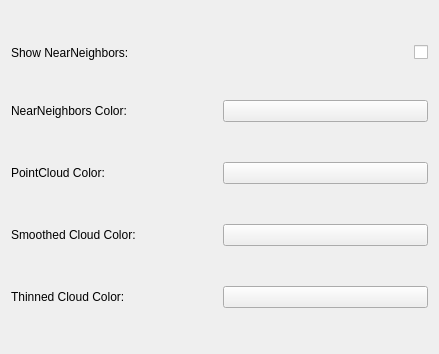
Before: the Qt Designer form SettingsWindow.ui in helguson/de.ovgu.itds2016.g3, drawn with Qt 5.
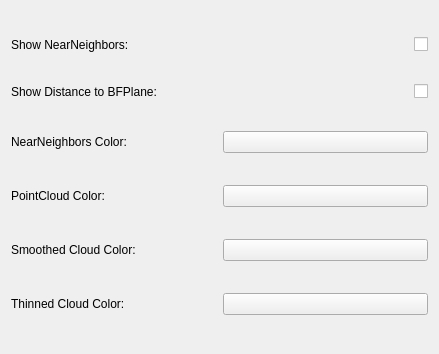
After: the same form once the commit is applied.

Commit message: not finished: implement clouring of distance, user interactions but it works: show Plane and Line

Patch:
```diff
--- a/SettingsWindow.ui
+++ b/SettingsWindow.ui
@@ -35,6 +35,24 @@
      </item>
     </layout>
    </item>
+   <item>
+    <layout class="QHBoxLayout" name="horizontalLayout_6">
+     <item>
+      <widget class="QLabel" name="label_6">
+       <property name="text">
+        <string>Show Distance to BFPlane:</string>
+       </property>
+      </widget>
+     </item>
+     <item alignment="Qt::AlignRight">
+      <widget class="QCheckBox" name="Distcb">
+       <property name="text">
+        <string/>
+       </property>
+      </widget>
+     </item>
+    </layout>
+   </item>
    <item>
     <layout class="QHBoxLayout" name="horizontalLayout_4">
      <item>
```
Left out of the diff: 35 changed lines with no effect on the pictures. The commit also changes 17 other files.
